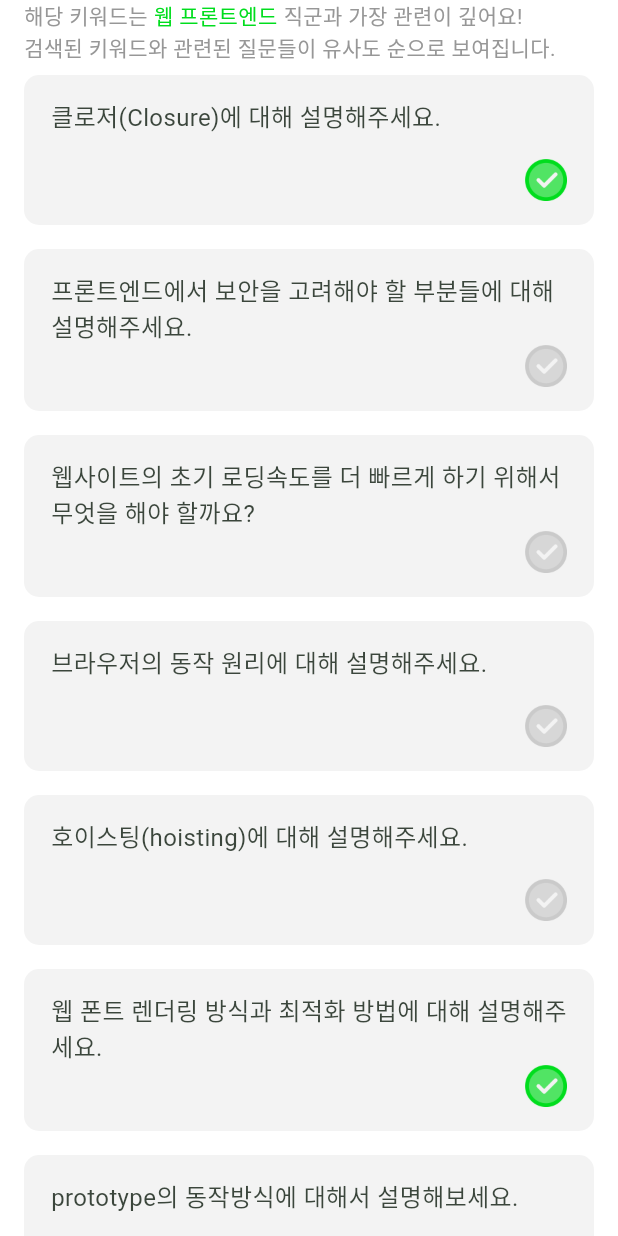
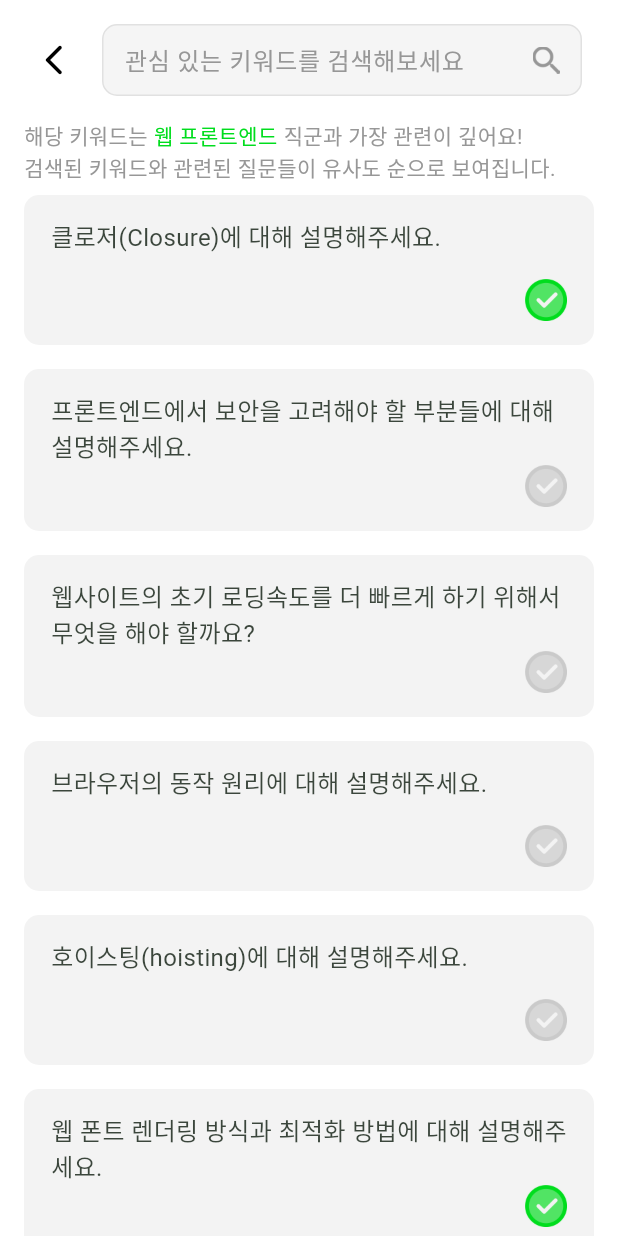
Before and after one commit to EunjinWoo/InterBox-FE, a Flutter app: the SearchPage screen opened directly, on a phone screen of 412 x 824 dp. Run offline on Flutter 3.47's test engine with Material 3 defaults, Android fonts, the light colour scheme and no system bars; Roboto replaces fonts that are missing (Pretendard-Bold, Pretendard-Medium, Pretendard-SemiBold).

Commit message:
[Feat] 검색 페이지 상단 바 UI 구현

```diff
--- a/lib/widgets/searchPageSearchBar.dart
+++ b/lib/widgets/searchPageSearchBar.dart
@@ -6,7 +6,68 @@ class SearchPageSearchBar extends StatelessWidget {
   @override
   Widget build(BuildContext context) {
     return Container(
-
+      height: 80,
+      color: Colors.white,
+      padding: EdgeInsets.symmetric(horizontal: 24, vertical: 16),
+      child: Row(
+        mainAxisAlignment: MainAxisAlignment.spaceBetween,
+        children: [
+          // 뒤로가기 버튼
+          GestureDetector(
+            onTap: () {
+              Navigator.pop(context); // 뒤로 가기 기능
+            },
+            child: Icon(Icons.arrow_back_ios_new_rounded, color: Colors.black, size: 24),
+          ),
+          SizedBox(width: 20,),
+          Expanded(
+            child: Container(
+              height: 52,
+              decoration: BoxDecoration(
+                color: Color(0xFFF5F5F5),
+                borderRadius: BorderRadius.circular(10),
+                border: Border.all(
+                  color: Color(0xFFE1E1E1),
+                  width: 1,
+                )
+              ),
+              child: Padding(
+                padding: const EdgeInsets.symmetric(horizontal: 14, vertical: 6),
+                child: Row(
+                  crossAxisAlignment: CrossAxisAlignment.center,
+                  children: [
+                    Expanded(
+                      child: TextField(
+                        cursorColor: Color(0xFF3B463C),
+                        style: TextStyle(
+                          color: Color(0xFF3B463C),
+                          fontFamily: 'Pretendard-SemiBold',
+                          fontSize: 16,
+                        ),
+                        decoration: InputDecoration(
+                          border: InputBorder.none,
+                          hintText: '관심 있는 키워드를 검색해보세요',
+                          hintStyle: TextStyle(
+                            color: Color(0xFF979797),
+                            fontFamily: 'Pretendard-Medium',
+                            fontSize: 16,
+                          ),
+                        )
+                      )
+                    ),
+                    SizedBox(width: 8,),
+                    Image.asset(
+                      'assets/images/searchIcon.png',
+                      height: 18,
+                      width: 18,
+                    ),
+                  ],
+                ),
+              ),
+            )
+          )
+        ],
+      ),
     );
   }
 }
```
